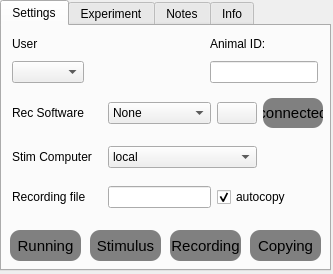
Qt form MasterRunner/form.ui (ef-lab/Experiments) before a commit.
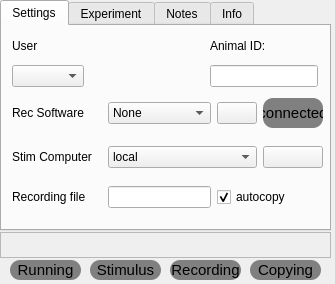
The same form after that commit. Icons and pictures are not drawn.

Commit message: Optimized UI + setup updating

What changed in the file:
```diff
--- a/MasterRunner/form.ui
+++ b/MasterRunner/form.ui
@@ -12,8 +12,8 @@
    <rect>
     <x>0</x>
     <y>0</y>
-    <width>333</width>
-    <height>274</height>
+    <width>335</width>
+    <height>284</height>
    </rect>
   </property>
   <property name="windowTitle">
@@ -25,7 +25,7 @@
      <x>0</x>
      <y>0</y>
      <width>331</width>
-     <height>271</height>
+     <height>231</height>
     </rect>
    </property>
    <property name="currentIndex">
@@ -35,13 +35,13 @@
     <attribute name="title">
      <string>Settings</string>
     </attribute>
-    <widget class="QWidget" name="">
+    <widget class="QWidget" name="layoutWidget">
      <property name="geometry">
       <rect>
        <x>10</x>
        <y>6</y>
        <width>311</width>
-       <height>51</height>
+       <height>55</height>
       </rect>
      </property>
      <layout class="QGridLayout" name="gridLayout_5" rowstretch="0,0">
@@ -105,7 +105,7 @@
       </item>
      </layout>
     </widget>
-    <widget class="QWidget" name="">
+    <widget class="QWidget" name="layoutWidget">
      <property name="geometry">
       <rect>
        <x>10</x>
@@ -190,16 +190,6 @@
         </property>
        </widget>
       </item>
-      <item row="2" column="2" colspan="2">
-       <widget class="QCheckBox" name="autocopy">
-        <property name="text">
-         <string>autocopy</string>
-        </property>
-        <property name="checked">
-         <bool>true</bool>
-        </property>
-       </widget>
-      </item>
       <item row="1" column="0">
        <widget class="QLabel" name="stim_label">
         <property name="text">
@@ -233,6 +223,33 @@
         </item>
        </widget>
       </item>
+      <item row="1" column="3">
+       <widget class="QPushButton" name="stim_refresh">
+        <property name="text">
+         <string/>
+        </property>
+        <property name="icon">
+         <iconset>
+          <normaloff>refresh2.png</normaloff>refresh2.png</iconset>
+        </property>
+        <property name="iconSize">
+         <size>
+          <width>12</width>
+          <height>12</height>
+         </size>
+        </property>
+       </widget>
+      </item>
+      <item row="2" column="2" colspan="2">
+       <widget class="QCheckBox" name="autocopy">
+        <property name="text">
+         <string>autocopy</string>
+        </property>
+        <property name="checked">
+         <bool>true</bool>
+        </property>
+       </widget>
+      </item>
      </layout>
     </widget>
    </widget>
@@ -585,12 +602,12 @@
       </item>
      </layout>
     </widget>
-    <widget class="QWidget" name="">
+    <widget class="QWidget" name="layoutWidget">
      <property name="geometry">
       <rect>
        <x>10</x>
        <y>130</y>
-       <width>311</width>
+       <width>320</width>
        <height>71</height>
       </rect>
      </property>
@@ -773,9 +790,9 @@
    <property name="geometry">
     <rect>
      <x>250</x>
-     <y>230</y>
+     <y>260</y>
      <width>71</width>
-     <height>31</height>
+     <height>20</height>
     </rect>
    </property>
    <property name="font">
@@ -800,9 +817,9 @@
    <property name="geometry">
     <rect>
      <x>10</x>
-     <y>230</y>
+     <y>260</y>
      <width>71</width>
-     <height>31</height>
+     <height>20</height>
     </rect>
    </property>
    <property name="font">
@@ -827,9 +844,9 @@
    <property name="geometry">
     <rect>
      <x>90</x>
-     <y>230</y>
+     <y>260</y>
      <width>71</width>
-     <height>31</height>
+     <height>20</height>
     </rect>
    </property>
    <property name="font">
@@ -856,9 +873,9 @@
    <property name="geometry">
     <rect>
      <x>170</x>
-     <y>230</y>
+     <y>260</y>
      <width>71</width>
-     <height>31</height>
+     <height>20</height>
     </rect>
    </property>
    <property name="font">
@@ -881,6 +898,44 @@
     <bool>true</bool>
    </property>
   </widget>
+  <widget class="QLabel" name="text_output">
+   <property name="geometry">
+    <rect>
+     <x>10</x>
+     <y>230</y>
+     <width>311</width>
+     <height>20</height>
+    </rect>
+   </property>
+   <property name="font">
+    <font>
+     <pointsize>11</pointsize>
+     <italic>true</italic>
+    </font>
+   </property>
+   <property name="text">
+    <string/>
+   </property>
+   <property name="alignment">
+    <set>Qt::AlignCenter</set>
+   </property>
+  </widget>
+  <widget class="QFrame" name="frame_6">
+   <property name="geometry">
+    <rect>
+     <x>0</x>
+     <y>232</y>
+     <width>331</width>
+     <height>26</height>
+    </rect>
+   </property>
+   <property name="frameShape">
+    <enum>QFrame::StyledPanel</enum>
+   </property>
+   <property name="frameShadow">
+    <enum>QFrame::Raised</enum>
+   </property>
+  </widget>
  </widget>
  <resources/>
  <connections/>
```
The commit also changes 2 other files.
